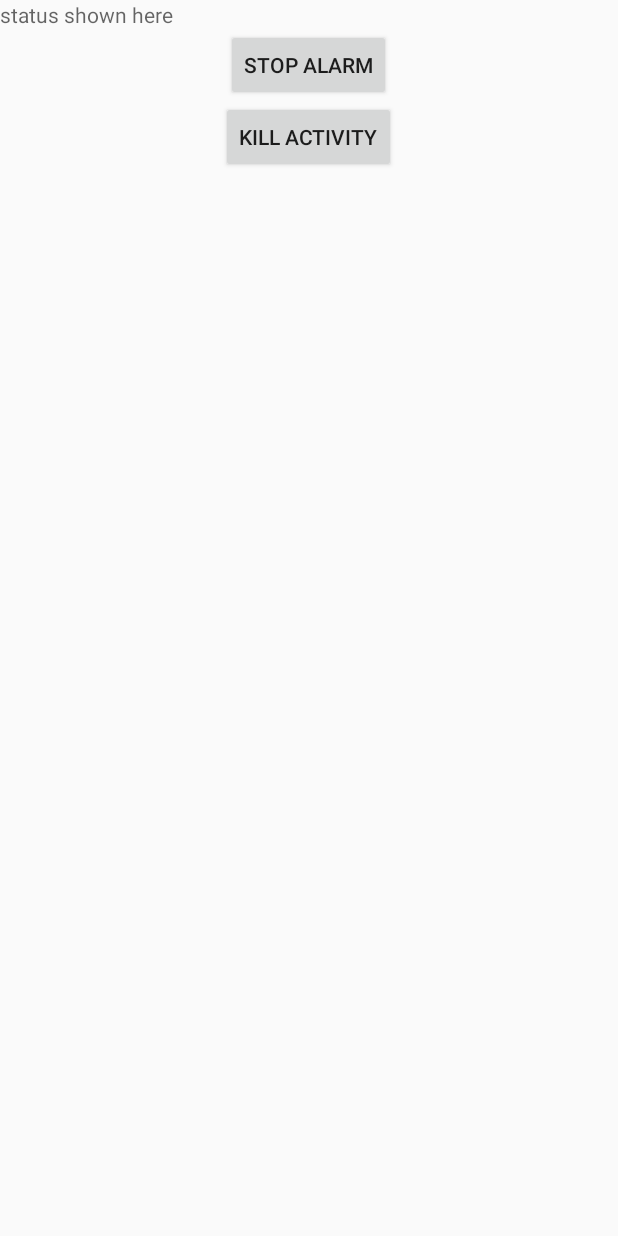
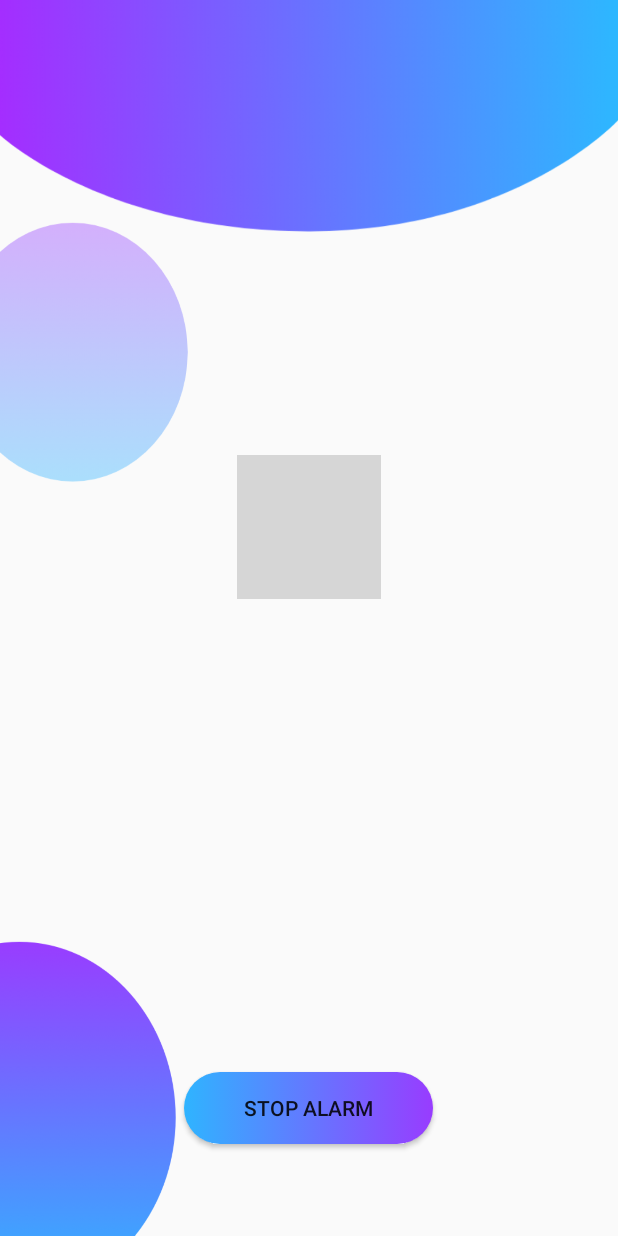
Before and after one commit to pratikg1999/Bottle_Monitor, an Android app: the layout activity_alarm_wakeup_screen.xml on its own in the app's theme, with its tools: preview values and no code run, on a phone screen of 412 x 824 dp. Run offline under Robolectric (Android 15) with nearby library versions, the phone set to English and light mode, and no system bars; grey boxes are pictures that could not be loaded.

Commit message:
alarm work done

```diff
--- a/app/build.gradle
+++ b/app/build.gradle
@@ -42,6 +42,7 @@ dependencies {
     implementation 'com.squareup.okhttp3:okhttp:3.14.1'
     implementation 'androidx.cardview:cardview:1.0.0'
     implementation 'androidx.recyclerview:recyclerview:1.2.0-alpha01'
+    implementation 'pl.droidsonroids.gif:android-gif-drawable:1.2.17'
     // For control over item selection of both touch and mouse driven selection
 
 
--- a/app/src/main/java/com/example/bottle_monitor/LoginActivity.java
+++ b/app/src/main/java/com/example/bottle_monitor/LoginActivity.java
@@ -57,7 +57,9 @@ import com.google.firebase.database.ValueEventListener;
         if(isAlreadyLoggedIn){
             Toast.makeText(this, "Already logged in", Toast.LENGTH_SHORT).show();
             startActivity(new Intent(this, NavActivity.class).addFlags(Intent.FLAG_ACTIVITY_CLEAR_TOP));
+            finish();
         }
+
         passRef.addValueEventListener(new ValueEventListener() {
             @Override
             public void onDataChange(@NonNull DataSnapshot dataSnapshot) {
@@ -112,6 +114,7 @@ import com.google.firebase.database.ValueEventListener;
         else {
             sharedPreferences.edit().putBoolean(IS_ALREADY_LOGGED_IN_KEY, true).apply();
             startActivity(new Intent(this, NavActivity.class).addFlags(Intent.FLAG_ACTIVITY_CLEAR_TOP));
+            finish();
         }
     }
 
--- a/app/src/main/java/com/example/bottle_monitor/NavActivity.java
+++ b/app/src/main/java/com/example/bottle_monitor/NavActivity.java
@@ -237,6 +237,7 @@ public class NavActivity extends AppCompatActivity  implements  AddBottleFragmen
             case R.id.logout:
                 sharedPreferences.edit().putBoolean(LoginActivity.IS_ALREADY_LOGGED_IN_KEY, false).apply();
                 startActivity(new Intent(this, LoginActivity.class).addFlags(Intent.FLAG_ACTIVITY_CLEAR_TOP));
+                finish();
                 break;
             case R.id.change_pass:
                 changePassword(this);
--- a/app/src/main/res/layout/activity_alarm_wakeup_screen.xml
+++ b/app/src/main/res/layout/activity_alarm_wakeup_screen.xml
@@ -5,23 +5,51 @@
     android:layout_width="match_parent"
     android:layout_height="match_parent"
     android:orientation="vertical"
+    android:background="@drawable/signup_bg"
     android:gravity="center_horizontal"
     tools:context=".AlarmWakeupScreen">
 
 
-    <TextView
-        android:id="@+id/tv_status"
-        android:hint="status shown here"
+<!--    <TextView-->
+<!--        android:id="@+id/tv_status"-->
+<!--        android:hint="status shown here"-->
+<!--        android:layout_width="match_parent"-->
+<!--        android:layout_height="wrap_content"/>-->
+    <LinearLayout
         android:layout_width="match_parent"
-        android:layout_height="wrap_content"/>
+        android:layout_height="0dp"
+        android:gravity="center"
+        android:layout_weight="10">
+
+<!--    <ImageView-->
+<!--        android:layout_width="wrap_content"-->
+<!--        android:layout_height="wrap_content"-->
+<!--        android:src="@drawable/alarm_gif"-->
+<!--        />-->
+        <pl.droidsonroids.gif.GifImageView
+            android:layout_width="wrap_content"
+            android:layout_height="wrap_content"
+            android:src="@drawable/alarm_gif"
+            />
+    </LinearLayout>
+    <LinearLayout
+        android:layout_width="match_parent"
+        android:layout_height="0dp"
+        android:gravity="center"
+        android:layout_marginBottom="50dp"
+        android:layout_weight="1">
+
     <Button
         android:layout_width="wrap_content"
         android:layout_height="wrap_content"
+        android:paddingHorizontal="40dp"
         android:text="Stop alarm"
+        android:background="@drawable/bg_ui"
         android:id="@+id/b_stop_alarm"/>
-    <Button
-        android:layout_width="wrap_content"
-        android:layout_height="wrap_content"
-        android:text="Kill activity"
-        android:id="@+id/b_kill_activity"/>
+<!--    <Button-->
+<!--        android:layout_width="wrap_content"-->
+<!--        android:layout_height="wrap_content"-->
+<!--        android:text="Kill activity"-->
+<!--        android:id="@+id/b_kill_activity"/>-->
+    </LinearLayout>
 </LinearLayout>
```
Also changed, not shown: app/src/main/java/com/example/bottle_monitor/AlarmReceiver.java (+10 -1 lines), app/src/main/java/com/example/bottle_monitor/AlarmWakeupScreen.java (+54 -21 lines), 2 other files.
